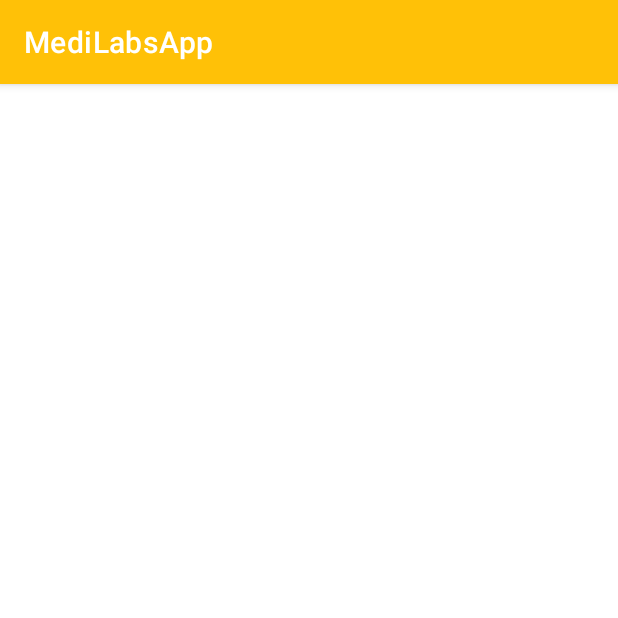
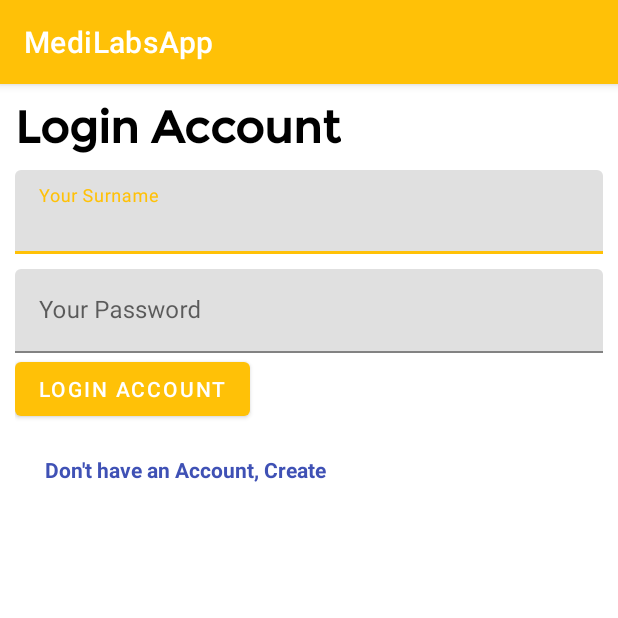
Before and after one commit to mukusawayne/MEDI-LAB-, an Android app: the SignInActivity screen opened directly, with no data from a screen before it, on a phone screen of 412 x 824 dp, the top half of it. Run offline under Robolectric (Android 15) with nearby library versions, the phone set to English and light mode, and no system bars.

Commit message:
Second Commit

```diff
--- a/app/src/main/java/com/modcom/medilabsapp/LabTestsActivity.kt
+++ b/app/src/main/java/com/modcom/medilabsapp/LabTestsActivity.kt
@@ -14,6 +14,7 @@ import androidx.swiperefreshlayout.widget.SwipeRefreshLayout
 import com.google.gson.GsonBuilder
 import com.modcom.medilabsapp.adapters.LabAdapter
 import com.modcom.medilabsapp.adapters.LabTestsAdapter
+import com.modcom.medilabsapp.constants.Constants
 import com.modcom.medilabsapp.helpers.ApiHelper
 import com.modcom.medilabsapp.models.Lab
 import com.modcom.medilabsapp.models.LabTests
@@ -66,7 +67,7 @@ class LabTestsActivity : AppCompatActivity() {
     }//end oncreate
 
     fun post_fetch(){
-        val api = "https://modcom.pythonanywhere.com/api/lab_tests"
+        val api = Constants.BASE_URL+"/lab_tests"
         //Above APi needs a Body, So we have to build it
         val body = JSONObject()
         //Retrieve the id from Intent Extras
--- a/app/src/main/java/com/modcom/medilabsapp/MainActivity.kt
+++ b/app/src/main/java/com/modcom/medilabsapp/MainActivity.kt
@@ -18,6 +18,7 @@ import androidx.recyclerview.widget.RecyclerView
 import androidx.swiperefreshlayout.widget.SwipeRefreshLayout
 import com.google.gson.GsonBuilder
 import com.modcom.medilabsapp.adapters.LabAdapter
+import com.modcom.medilabsapp.constants.Constants
 import com.modcom.medilabsapp.helpers.ApiHelper
 import com.modcom.medilabsapp.helpers.SQLiteCartHelper
 import com.modcom.medilabsapp.models.Lab
@@ -71,7 +72,7 @@ class MainActivity : AppCompatActivity() {
 
     fun fetchData(){
         //Go to the PAi get the dataapplicationContextthis
-        val api = "https://modcom.pythonanywhere.com/api/laboratories"
+        val api = Constants.BASE_URL+"/laboratories"
         val helper = ApiHelper(this@MainActivity)
         helper.get(api, object: ApiHelper.CallBack{
             override fun onSuccess(result: JSONArray?) {
--- a/app/src/main/java/com/modcom/medilabsapp/SignUpActivity.kt
+++ b/app/src/main/java/com/modcom/medilabsapp/SignUpActivity.kt
@@ -6,6 +6,7 @@ import android.os.Bundle
 import android.widget.*
 import com.google.android.material.button.MaterialButton
 import com.google.android.material.textfield.TextInputEditText
+import com.modcom.medilabsapp.constants.Constants
 import com.modcom.medilabsapp.helpers.ApiHelper
 import com.modcom.medilabsapp.helpers.PrefsHelper
 import org.json.JSONArray
@@ -22,8 +23,6 @@ class SignUpActivity : AppCompatActivity() {
         super.onCreate(savedInstanceState)
         setContentView(R.layout.activity_sign_up)
 
-
-
         buttonDatePicker = findViewById(R.id.buttonDatePicker)
         editTextDate = findViewById(R.id.editTextDate)
 
@@ -35,7 +34,7 @@ class SignUpActivity : AppCompatActivity() {
         spinner = findViewById(R.id.spinner)
         selectedItemText = findViewById(R.id.selectedItemText)
         // Sample data for the spinner
-        val data = listOf("1", "2", "3", "4", "5")
+        val data = listOf("1", "2", "3", "4", "5")// pending
         // Create an ArrayAdapter using the sample data
         val adapter = ArrayAdapter(this, android.R.layout.simple_spinner_item, data)
         // Specify the layout to use when the list of choices appears
@@ -68,7 +67,7 @@ class SignUpActivity : AppCompatActivity() {
                     Toast.LENGTH_SHORT
                 ).show()
             } else {
-                val api = "https://modcom.pythonanywhere.com/api/member_signup"
+                val api = Constants.BASE_URL+"/member_signup"
                 val helper = ApiHelper(applicationContext)
                 val body = JSONObject()
                 body.put("surname", surname.text.toString())
--- /dev/null
+++ b/app/src/main/java/com/modcom/medilabsapp/constants/Constants.kt
@@ -0,0 +1,7 @@
+package com.modcom.medilabsapp.constants
+
+class Constants {
+    companion object {
+        val BASE_URL = "https://modcom.pythonanywhere.com/api"
+    }
+}
--- a/app/src/main/java/com/modcom/medilabsapp/helpers/PrefsHelper.kt
+++ b/app/src/main/java/com/modcom/medilabsapp/helpers/PrefsHelper.kt
@@ -38,7 +38,5 @@ class PrefsHelper {
             editor.apply()
         }
 
-
-
     }//end companion
 }//end class
--- a/app/src/main/res/layout/activity_sign_in.xml
+++ b/app/src/main/res/layout/activity_sign_in.xml
@@ -1,9 +1,74 @@
 <?xml version="1.0" encoding="utf-8"?>
-<androidx.constraintlayout.widget.ConstraintLayout xmlns:android="http://schemas.android.com/apk/res/android"
+<ScrollView
+    xmlns:android="http://schemas.android.com/apk/res/android"
     xmlns:app="http://schemas.android.com/apk/res-auto"
     xmlns:tools="http://schemas.android.com/tools"
     android:layout_width="match_parent"
-    android:layout_height="match_parent"
-    tools:context=".SignInActivity">
+    android:layout_height="match_parent">
 
-</androidx.constraintlayout.widget.ConstraintLayout>
+    <LinearLayout
+        android:layout_width="match_parent"
+        android:orientation="vertical"
+        android:layout_margin="10dp"
+        android:layout_height="match_parent"
+        tools:context=".SignInActivity">
+        <com.google.android.material.textview.MaterialTextView
+            android:layout_width="wrap_content"
+            android:layout_height="wrap_content"
+            android:text="Login Account"
+            android:textStyle="bold"
+            android:textSize="30sp"
+            android:fontFamily="@font/montserrat"
+            android:textColor="@color/black"
+            />
+
+        <com.google.android.material.textfield.TextInputLayout
+            android:layout_width="match_parent"
+            android:layout_height="wrap_content"
+            android:layout_marginTop="10dp"
+            android:hint="Your Surname">
+
+            <com.google.android.material.textfield.TextInputEditText
+                android:layout_width="match_parent"
+                android:layout_height="wrap_content"
+                android:inputType="textPersonName"
+                android:id="@+id/surname"/>
+
+        </com.google.android.material.textfield.TextInputLayout>
+
+
+
+        <com.google.android.material.textfield.TextInputLayout
+            android:layout_width="match_parent"
+            android:layout_height="wrap_content"
+            android:layout_marginTop="10dp"
+            android:hint="Your Password">
+
+            <com.google.android.material.textfield.TextInputEditText
+                android:layout_width="match_parent"
+                android:layout_height="wrap_content"
+                android:inputType="textPassword"
+                android:id="@+id/password"/>
+
+        </com.google.android.material.textfield.TextInputLayout>
+
+
+
+        <com.google.android.material.button.MaterialButton
+            android:layout_width="wrap_content"
+            android:layout_height="wrap_content"
+            android:text="Login Account"
+            android:id="@+id/login"/>
+
+        <com.google.android.material.textview.MaterialTextView
+            android:layout_width="match_parent"
+            android:layout_height="wrap_content"
+            android:text="Don't have an Account, Create"
+            android:padding="20dp"
+            android:textStyle="bold"
+            android:textColor="#3F51B5"
+            android:id="@+id/linktologin"/>
+
+    </LinearLayout>
+    <!--github.com/modcomlearning/MediLabApp-->
+</ScrollView>
--- a/app/src/main/res/layout/activity_sign_up.xml
+++ b/app/src/main/res/layout/activity_sign_up.xml
@@ -176,6 +176,14 @@ date in Edittext android kotlin xml
         android:text="Create Account"
         android:id="@+id/create"/>
 
+    <com.google.android.material.textview.MaterialTextView
+        android:layout_width="match_parent"
+        android:layout_height="wrap_content"
+        android:text="Already have an Account, Login"
+        android:padding="20dp"
+        android:textStyle="bold"
+        android:textColor="#3F51B5"
+        android:id="@+id/linktologin"/>
 
 </LinearLayout>
 <!--github.com/modcomlearning/MediLabApp-->
```
